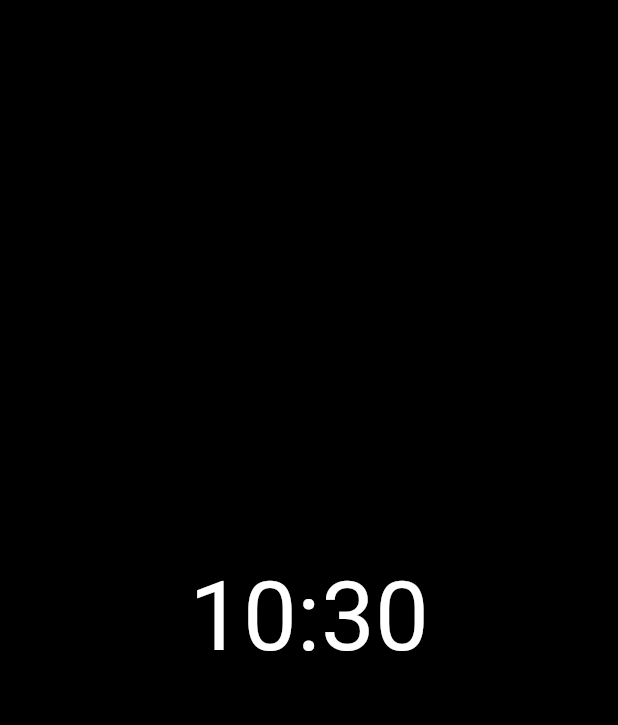
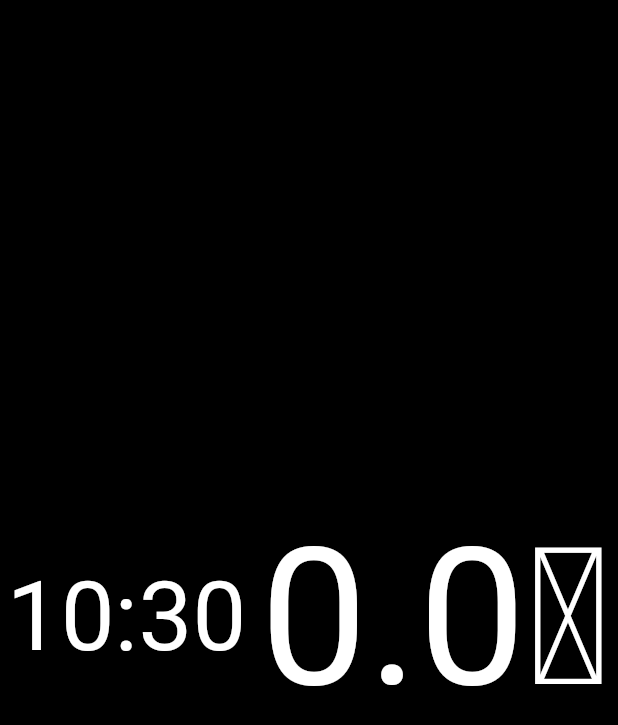
Before and after one commit to michal1024/weatherst2, a Flutter app: the screen it shows after launch, on a phone screen of 412 x 824 dp. Shown: the top 725 px of the screen. Run offline on Flutter 3.47's test engine with Material 2 defaults, Android fonts, the light colour scheme and no system bars; network calls fail.

Commit message:
Weather widget

```diff
--- a/lib/main.dart
+++ b/lib/main.dart
@@ -1,5 +1,6 @@
 import 'package:flutter/material.dart';
 import 'clock/clock.dart';
+import 'weather/current_weather.dart';
 
 void main() {
   runApp(MyApp());
@@ -34,6 +35,11 @@ class HomeView extends StatelessWidget {
 class WidgetsView extends StatelessWidget {
   @override
   Widget build(BuildContext context) {
-    return Clock();
+    return Row(
+      mainAxisAlignment: MainAxisAlignment.spaceAround,
+      children: [
+      Clock(),
+      CurrentWeather(),
+    ]);
   }
 }
--- /dev/null
+++ b/lib/weather/current_weather.dart
@@ -0,0 +1,39 @@
+import 'dart:convert';
+
+import 'package:flutter/widgets.dart';
+import 'package:http/http.dart' as http;
+
+//https://developer.yr.no/doc/
+//49.97153, 20.15229
+//https://api.met.no/weatherapi/locationforecast/2.0/compact?lat=49.97&lon=20.15
+
+class CurrentWeather extends StatefulWidget {
+  @override
+  State createState() => _CurrentWeatherState();
+}
+
+class _CurrentWeatherState extends State<CurrentWeather> {
+  double temp = 0;
+
+  void updateTime(dynamic data) {
+    setState(() {
+      temp = data['properties']['timeseries'][0]['data']['instant']['details']['air_temperature'];
+    });
+  }
+
+  @override
+  void initState() {
+    setState(() {
+      http.get(Uri.parse('https://api.met.no/weatherapi/locationforecast/2.0/compact?lat=49.97&lon=20.15'),
+        headers: {'User-Agent': 'hobby project/0 michal1024@gmail.com'})
+        .then((response) => jsonDecode(response.body))
+        .then(updateTime);
+    });
+    super.initState();
+  }
+
+  @override
+  Widget build(BuildContext ctx) {
+    return Text('$temp℃', style: TextStyle(fontSize: 128),);
+  }
+}
--- a/pubspec.yaml
+++ b/pubspec.yaml
@@ -23,7 +23,7 @@ environment:
 dependencies:
   flutter:
     sdk: flutter
-
+  http: ^0.13.3
 
   # The following adds the Cupertino Icons font to your application.
   # Use with the CupertinoIcons class for iOS style icons.
```
Also changed, not shown: pubspec.lock.
